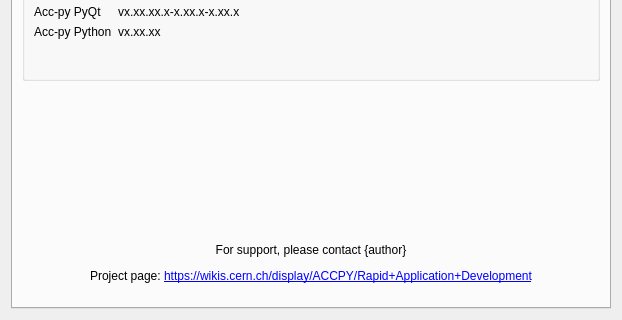
jfpatrick/accsoft-gui-rad-comrad, file comrad/app/about/about.ui: the form before one commit; both pictures show x 0 to 622 and y 530 to 850 of the 622 by 850 pixel window.
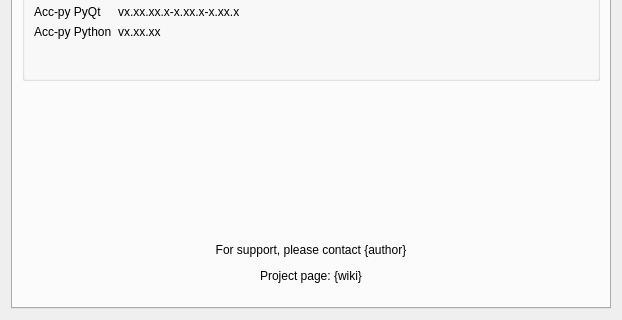
The form after the commit. Icons and pictures are not drawn.

Commit message: Share wiki URL between about dialog and packaging

```diff
--- a/comrad/app/about/about.ui
+++ b/comrad/app/about/about.ui
@@ -418,7 +418,7 @@
        <item>
         <widget class="QLabel" name="support">
          <property name="text">
-          <string>&lt;html&gt;&lt;head/&gt;&lt;body&gt;&lt;p&gt;For support, please contact {author}&lt;/p&gt;&lt;p&gt;Project page: &lt;a href=&quot;https://wikis.cern.ch/display/ACCPY/Rapid+Application+Development&quot;&gt;&lt;span style=&quot; text-decoration: underline; color:#0000ff;&quot;&gt;https://wikis.cern.ch/display/ACCPY/Rapid+Application+Development&lt;/span&gt;&lt;/a&gt;&lt;/p&gt;&lt;/body&gt;&lt;/html&gt;</string>
+          <string>&lt;html&gt;&lt;head/&gt;&lt;body&gt;&lt;p&gt;For support, please contact {author}&lt;/p&gt;&lt;p&gt;Project page: {wiki}&lt;/p&gt;&lt;/body&gt;&lt;/html&gt;</string>
          </property>
          <property name="alignment">
           <set>Qt::AlignCenter</set>
```
The commit also changes 2 other files.
